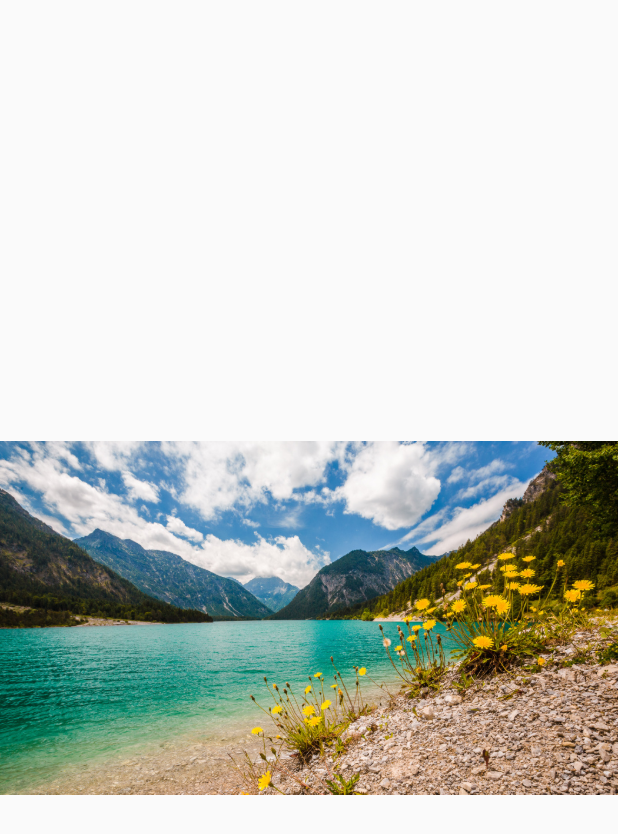
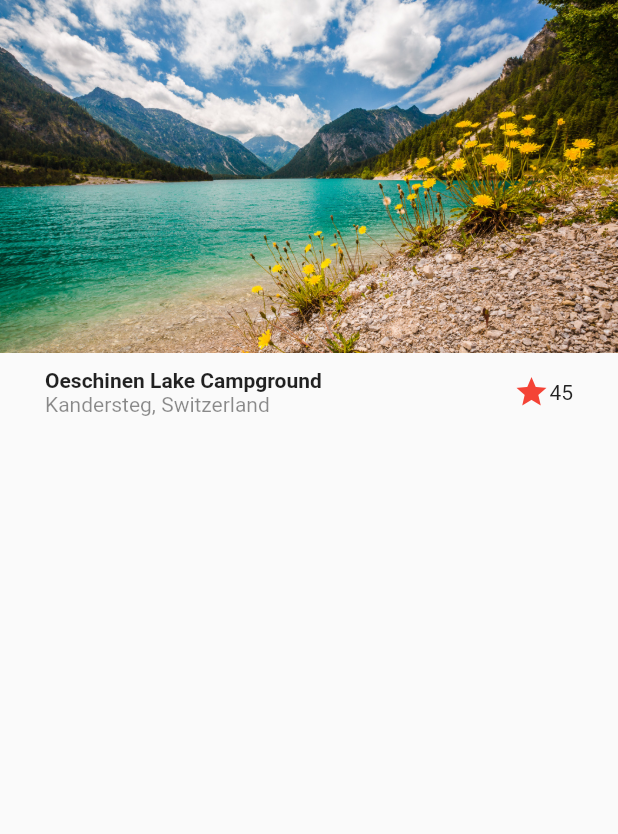
Before and after one commit to ProjectsFlutter/AppDesigns, a Flutter app: the screen it shows after launch, on a phone screen of 412 x 824 dp. Shown: the top 834 px of the screen. Run offline on Flutter 3.47's test engine with Material 2 defaults, Android fonts, the phone set to English and light mode, and no system bars.

Commit message:
Basic design part 2

```diff
--- a/lib/screens/basic-design.dart
+++ b/lib/screens/basic-design.dart
@@ -5,9 +5,35 @@
   @override
   Widget build(BuildContext context) {
     return Scaffold(
-      body: Center(
-        child: Image(image: AssetImage('assets/landscape.jpg'))
+      body: Column(
+        children: [
+          Image(image: AssetImage('assets/landscape.jpg')),
+          _Title()
+        ],
       ),
     );
   }
 }
+
+class _Title extends StatelessWidget {
+  @override
+  Widget build(BuildContext context) {
+    return Container(
+      padding: EdgeInsets.symmetric(horizontal: 30.0, vertical: 10.0),
+      child: Row(
+        children: [
+          Column(
+            crossAxisAlignment: CrossAxisAlignment.start,
+            children: [
+              Text('Oeschinen Lake Campground', style: TextStyle(fontWeight: FontWeight.bold)),
+              Text('Kandersteg, Switzerland', style:  TextStyle(color: Colors.black45)),
+            ],
+          ),
+          Expanded(child: Container()),
+          Icon(Icons.star,color: Colors.red),
+          Text('45')
+        ],
+      ),
+    );
+  }
+}
```
